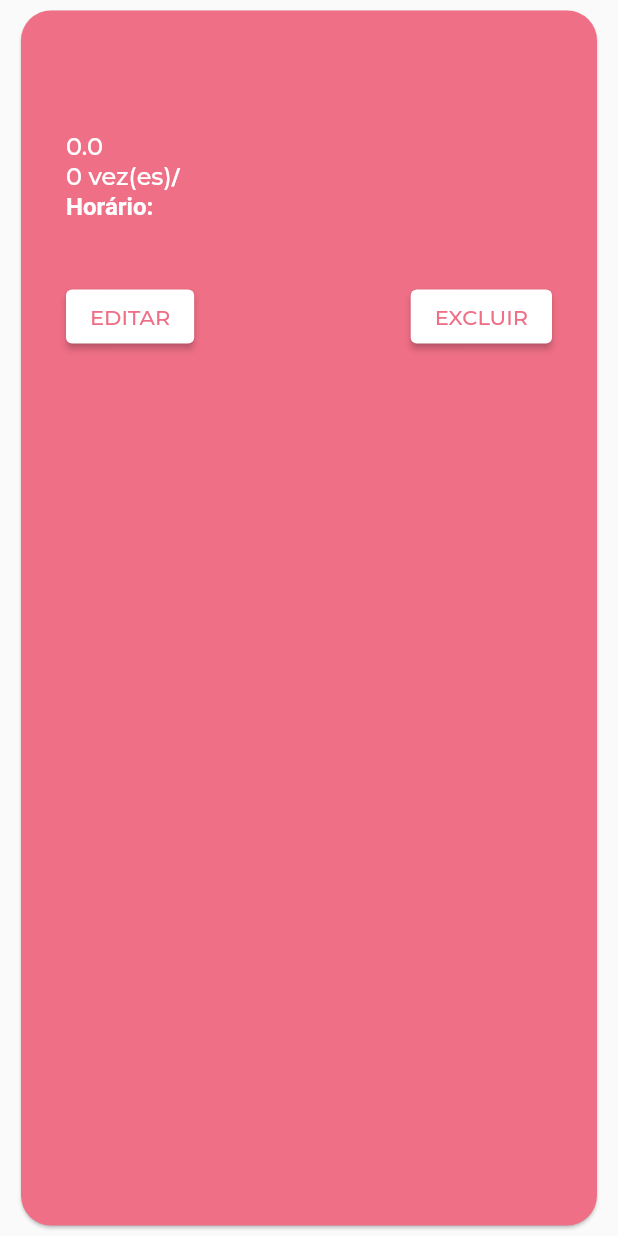
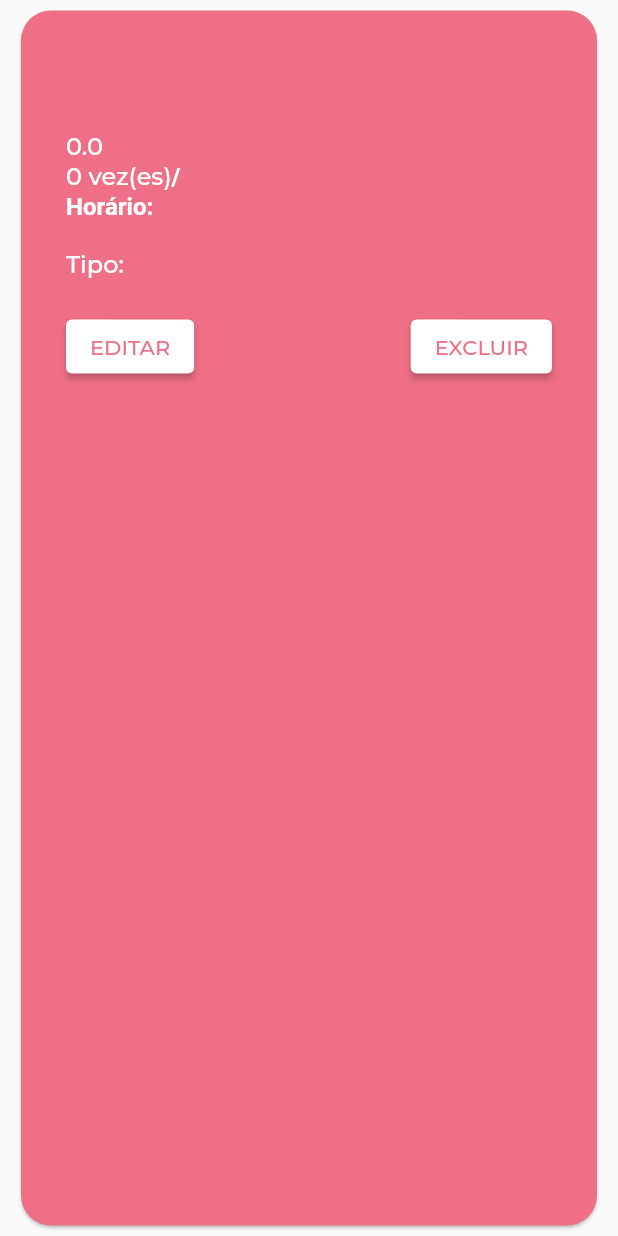
Before and after one commit to blendamazetto/app_medicine, a Flutter app: the ItemMedicamento widget shown alone on an empty page, opened directly with empty values, on a phone screen of 412 x 824 dp. Run offline on Flutter 3.47's test engine with Material 2 defaults, Android fonts, the phone set to English and light mode, and no system bars; our stand-ins replace card_swiper; missing offline and left inert: bottom_bar.

Commit message:
Carrossel agora clicável e salvando o tipo

```diff
--- a/app_medicine/lib/data/medicamento.dart
+++ b/app_medicine/lib/data/medicamento.dart
@@ -7,12 +7,13 @@ class Medicamento {
   final String data;
   final String valueQ;
   final String valueF;
+  final String tipo;
 
   Medicamento(this.nome, this.descricao, this.quantidade, this.frequencia,
-      this.tempo, this.data, this.valueQ, this.valueF);
+      this.tempo, this.data, this.valueQ, this.valueF, this.tipo);
 
   @override
   String toString() {
-    return 'Medicamento {nome: $nome, descricao: $descricao, quantidade: $quantidade, frequencia: $frequencia, tempo: $tempo, data: $data, valueQ: $valueQ, valueF: $valueF}';
+    return 'Medicamento {nome: $nome, descricao: $descricao, quantidade: $quantidade, frequencia: $frequencia, tempo: $tempo, data: $data, valueQ: $valueQ, valueF: $valueF, tipo: $tipo}';
   }
 }
--- a/app_medicine/lib/form.dart
+++ b/app_medicine/lib/form.dart
@@ -62,6 +62,7 @@ class _MyCustomFormState extends State<MyCustomForm> {
   TextEditingController nameinput = TextEditingController();
   TextEditingController descinput = TextEditingController();
   TextEditingController quantinput = TextEditingController();
+
 
   @override
   void initState() {
@@ -170,8 +171,37 @@ class _MyCustomFormState extends State<MyCustomForm> {
                       activeColor: Color(0xffef6f86),
                       size: 10.0,
                       activeSize: 10.0)),
+              duration: 500,
+              onTap: (index) {
+                print(index);
+                switch(index){
+                  case 0:
+                    tipo = "Em pó";
+                    break;
+                  case 1:
+                    tipo = "Gotas";
+                    break;
+                  case 2:
+                    tipo = "Injeção";
+                    break;
+                  case 3:
+                    tipo = "Líquido";
+                    break;
+                  case 4:
+                    tipo = "Pastilha";
+                    break;
+                  case 5:
+                    tipo = "Pílula";
+                    break;
+                  case 6:
+                    tipo = "Pomada";
+                    break;
+                  case 7:
+                    tipo = "Spray";
+                    break;
+                }
+              },
               control: const SwiperControl(),
-
             ),
           ),
         ),
@@ -494,9 +524,10 @@ class _MyCustomFormState extends State<MyCustomForm> {
         quantidade != null &&
         frequencia != null &&
         tempo != "" &&
-        data != "") {
+        data != "" &&
+        tipo != "") {
       final medicamentoCriado = Medicamento(
-          nome, descricao, quantidade, frequencia, tempo, data, valueQ, valueF);
+          nome, descricao, quantidade, frequencia, tempo, data, valueQ, valueF, tipo);
       Navigator.pop(context, medicamentoCriado);
     }
   }
--- a/app_medicine/lib/pages/lista_medicamentos_page.dart
+++ b/app_medicine/lib/pages/lista_medicamentos_page.dart
@@ -14,7 +14,7 @@ class ListaMedicamentos extends StatefulWidget {
 
 class ListaMedicamentosState extends State<ListaMedicamentos> {
   final List<Medicamento> _medicamentos =
-      List.filled(0, Medicamento('a', 'a', 1.0, 1, 'a', 'a', 'a', 'a'), growable: true);
+      List.filled(0, Medicamento('a', 'a', 1.0, 1, 'a', 'a', 'a', 'a', 'a'), growable: true);
 
   onAddMedicamento() {
     final Future future =
@@ -101,7 +101,8 @@ class ItemMedicamento extends StatelessWidget {
                     TextSpan(text: '/${_medicamento.valueF.toString()}', style: const TextStyle(fontWeight: FontWeight.bold)),
                     const TextSpan(text: '\nHorário: ', style: TextStyle(fontWeight: FontWeight.bold)),
                     TextSpan(text: _medicamento.tempo.toString()),
-                    TextSpan(text: '\n${_medicamento.data.toString()}\n',),
+                    TextSpan(text: '\n${_medicamento.data.toString()}',),
+                    TextSpan(text: '\nTipo: ${_medicamento.tipo.toString()}\n'),
                   ]
                 )
               ),
--- a/app_medicine/lib/utils/config.dart
+++ b/app_medicine/lib/utils/config.dart
@@ -37,3 +37,5 @@ List<String> images = [
 ];
 
 int carouselIndex = 1;
+
+String tipo = "";
```
